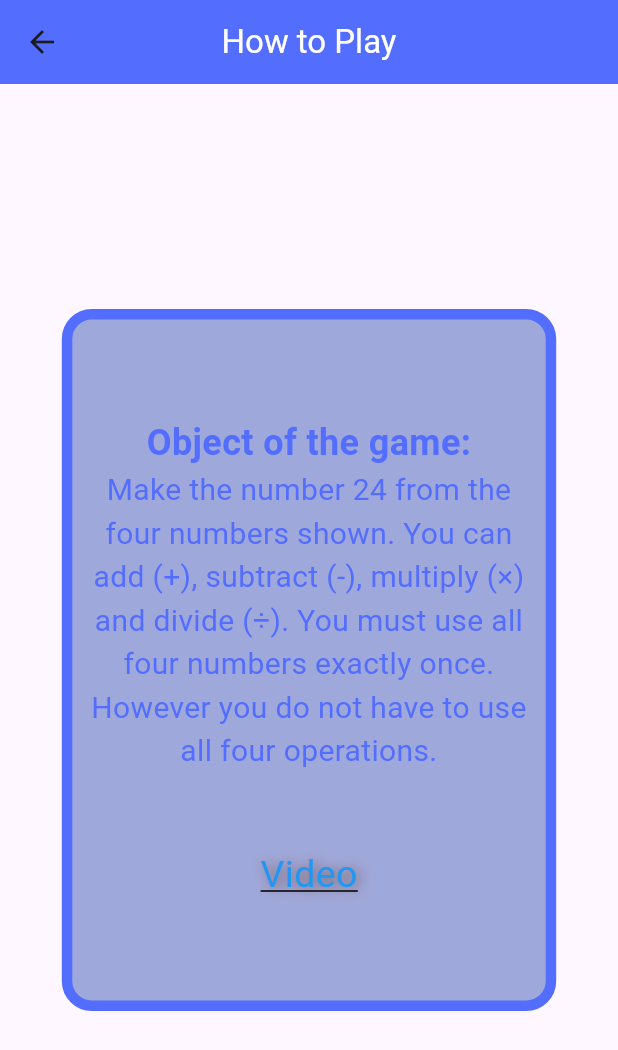
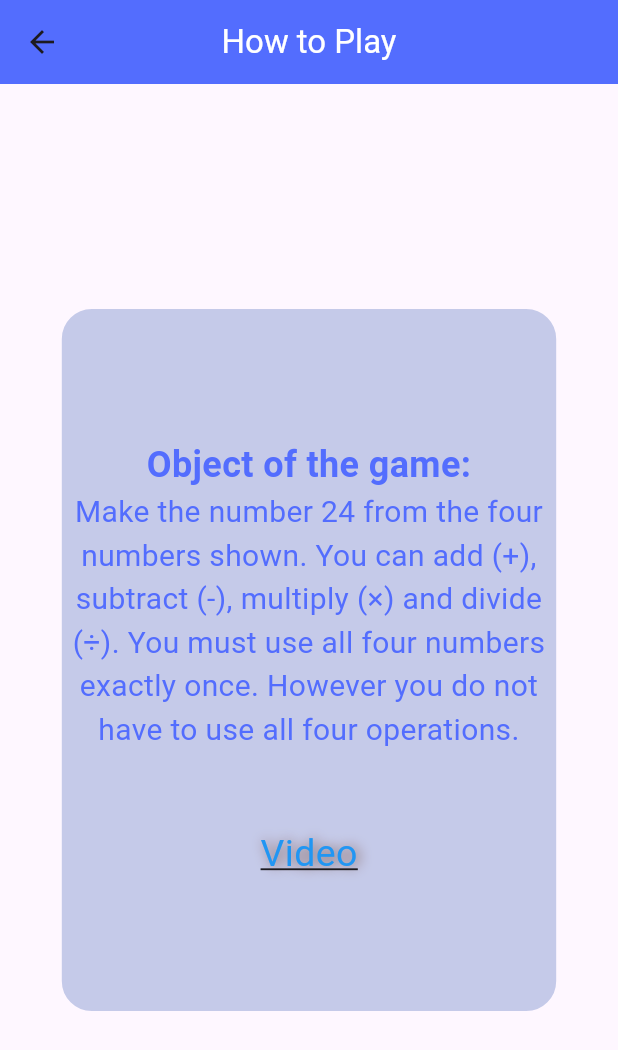
Before and after one commit to nickliu555/24_Game, a Flutter app: the screen it shows after launch, after a tap on "❔ How to Play", on a phone screen of 412 x 824 dp. Shown: the top 1050 px of the screen. Run offline on Flutter 3.47's test engine with Material 3 defaults, Android fonts, the phone set to English and light mode, and no system bars; our stand-ins replace awesome_dialog; missing offline and left inert: fraction; network calls fail; Roboto replaces fonts that are missing (Caveat).

Commit message:
Small updates

```diff
--- a/lib/classic_game.dart
+++ b/lib/classic_game.dart
@@ -98,8 +98,8 @@ class _ClassicGamePageState extends State<ClassicGamePage> {
     }
 
     setState(() {
-      nums[firstNumUsedIndex] = finalResult;
-      isNumIndexVisible[secondNumUsedIndex] = false;
+      nums[secondNumUsedIndex] = finalResult;
+      isNumIndexVisible[firstNumUsedIndex] = false;
 
       expectNum = true;
       turn = 0;
--- a/lib/menu.dart
+++ b/lib/menu.dart
@@ -42,7 +42,7 @@ class _MyMenuPageState extends State<MyMenuPage> {
           children: <Widget>[
             Image(
                 image: NetworkImage(
-                    'https://www.24game.com/skins/24game/images/24game-logo.png')),
+                    'https://www.24game.com/cdn/shop/files/download.png')),
             Padding(padding: EdgeInsets.only(bottom: 30.0)),
             ButtonTheme(
                 minWidth: 50.0,
--- a/lib/rules.dart
+++ b/lib/rules.dart
@@ -32,10 +32,10 @@ class _MyRulesPageState extends State<RulesPage> {
                 padding: const EdgeInsets.all(3.0),
                 decoration: BoxDecoration(
                   borderRadius: BorderRadius.circular(20),
-                  color: Color(0xFF9FA8DA),
+                  color: Colors.indigo.shade100,
                   border: Border.all(
-                    color: Colors.indigoAccent,
-                    width: 7,
+                    color: Colors.indigo.shade100,
+                    width: 2,
                   ),
                 ),
                 child: Column(
--- a/lib/timed_game.dart
+++ b/lib/timed_game.dart
@@ -103,8 +103,8 @@ class _TimedGamePageState extends State<TimedGamePage> {
     }
 
     setState(() {
-      nums[firstNumUsedIndex] = finalResult;
-      isNumIndexVisible[secondNumUsedIndex] = false;
+      nums[secondNumUsedIndex] = finalResult;
+      isNumIndexVisible[firstNumUsedIndex] = false;
 
       expectNum = true;
       turn = 0;
```
Also changed, not shown: 1 other file.
